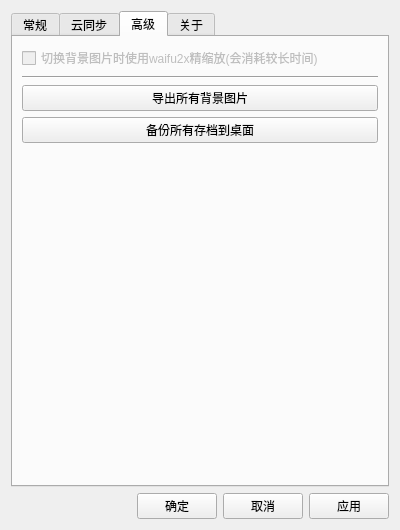
Old version of the form ui/SettingW.ui in the repository cfwnico/cfwGameLauncher.
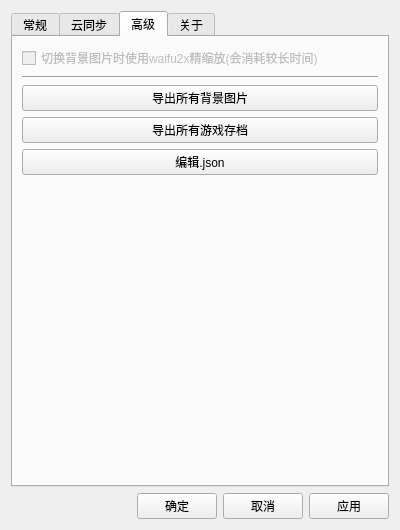
New version of the form. The open tabs and pages were chosen to show the change.

```diff
--- a/ui/SettingW.ui
+++ b/ui/SettingW.ui
@@ -288,7 +288,7 @@
       <layout class="QGridLayout" name="gridLayout_7">
        <item row="0" column="0">
         <layout class="QGridLayout" name="gridLayout_6">
-         <item row="4" column="0">
+         <item row="5" column="0">
           <spacer name="verticalSpacer_3">
            <property name="orientation">
             <enum>Qt::Vertical</enum>
@@ -328,7 +328,14 @@
          <item row="3" column="0">
           <widget class="QPushButton" name="pushButton">
            <property name="text">
-            <string>备份所有存档到桌面</string>
+            <string>导出所有游戏存档</string>
+           </property>
+          </widget>
+         </item>
+         <item row="4" column="0">
+          <widget class="QPushButton" name="edit_json_btn">
+           <property name="text">
+            <string>编辑.json</string>
            </property>
           </widget>
          </item>
```
Left out of the diff: 16 changed lines with no effect on the pictures.
